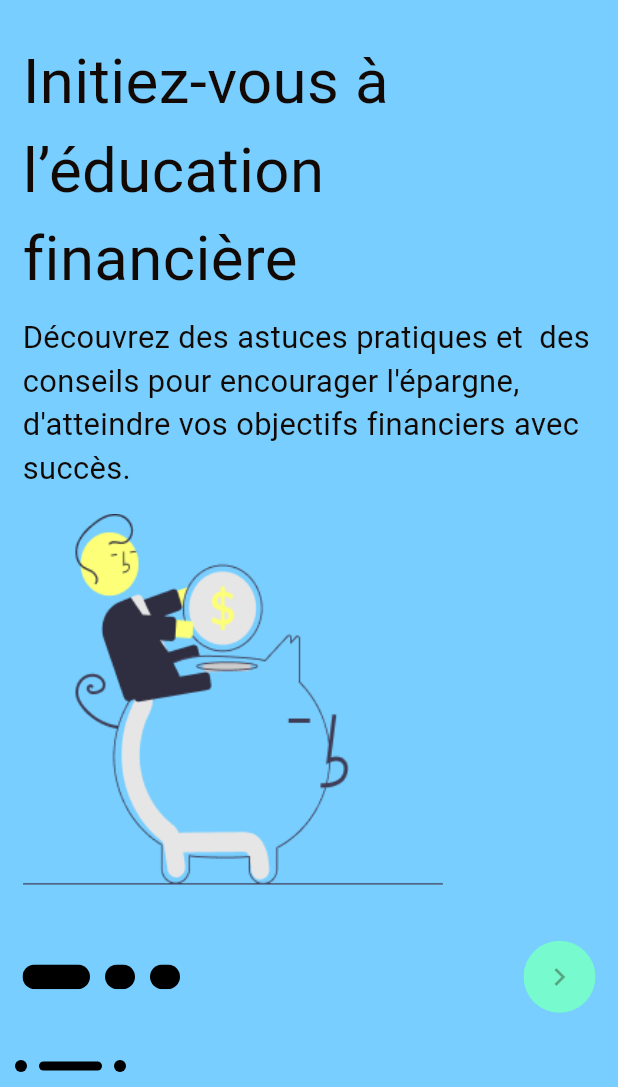
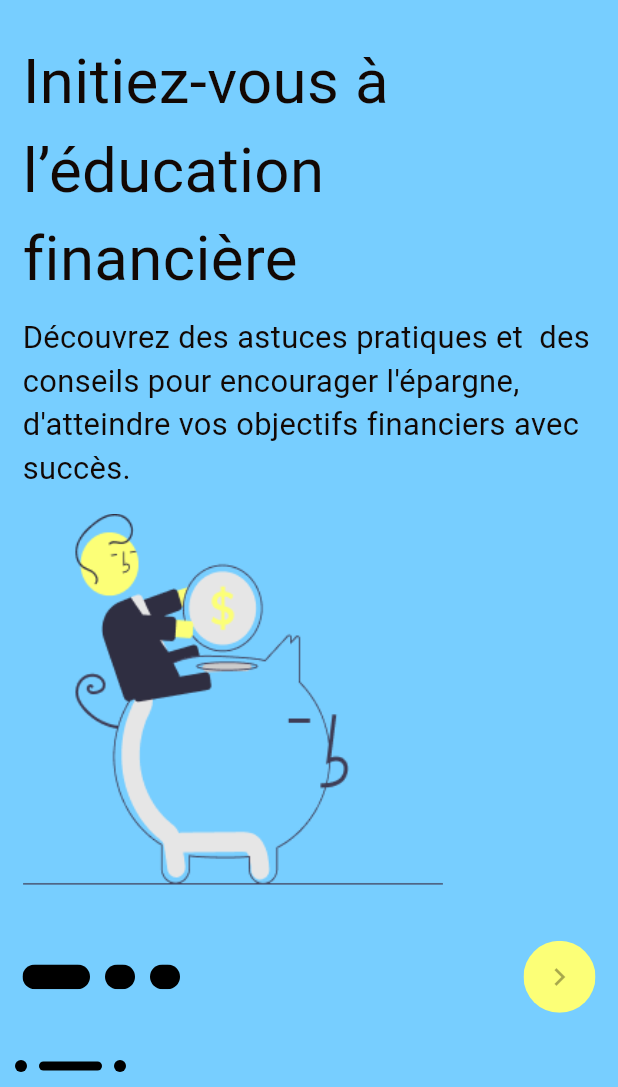
Before and after one commit to team-celibat/poketra, a Flutter app: the screen it shows after launch, swiped to page 2, on a phone screen of 412 x 824 dp, the part 149-1236 px from its top. Run offline on Flutter 3.47's test engine with Material 3 defaults, Android fonts, the phone set to English and light mode, and no system bars; our stand-ins replace bloc, connectivity_plus, equatable, get_it, go_router, shared_preferences and 1 more; accounts and stored records are empty.

Commit message:
[FIX] next button color

```diff
--- a/lib/on_boarding/presentation/views/on_boarding.dart
+++ b/lib/on_boarding/presentation/views/on_boarding.dart
@@ -7,7 +7,7 @@ class OnBoarding extends StatelessWidget {
 
   const OnBoarding(
       {
-        super.key, required this.color,   required this.skip, required this.onTab, required this.index, required this.image, required this.title, required this.description,
+        super.key, required this.color,   required this.skip, required this.onTab, required this.index, required this.image, required this.title, required this.description, required this.nextButtonColor,
       }
       );
 
@@ -18,6 +18,7 @@ class OnBoarding extends StatelessWidget {
   final int index;
   final bool skip;
   final VoidCallback onTab;
+  final Color nextButtonColor;
 
   @override
   Widget build(BuildContext context) {
@@ -36,7 +37,7 @@ class OnBoarding extends StatelessWidget {
                     SizedBox(height: heightScreen * 0.03,),
                     Expanded(child: OnBoardingContent(image: image, title: title, description: description, index: index,)),
                     SizedBox(height: heightScreen * 0.03,),
-                    OnBoardingBottomNavigation(onTap: onTab, index: index,)
+                    OnBoardingBottomNavigation(onTap: onTab, index: index, nextButtonColor: nextButtonColor,)
                   ],
                 ),
           )
--- a/lib/on_boarding/presentation/views/on_boarding_container.dart
+++ b/lib/on_boarding/presentation/views/on_boarding_container.dart
@@ -18,6 +18,7 @@ class _OnBoardingContainerState extends State<OnBoardingContainer> {
       'color': secondaryColor,
       'title':'Apprener à gérer votre argent intelligement',
       'image':'assets/onboardingfirst.png',
+      'nextButtonColor': primaryColor,
       'description':'Notre application vous permet de suivre vos dépenses et de créer des budgets personnalisés pour mieux gérer votre argent',
       'skip': true
     },
@@ -25,6 +26,7 @@ class _OnBoardingContainerState extends State<OnBoardingContainer> {
       'color': accentColor,
       'title':'Initiez-vous à l’éducation financière',
       'image':'assets/onboardingsecond.png',
+      'nextButtonColor': secondaryColor,
       'description':'Découvrez des astuces pratiques et  des conseils pour encourager l\'épargne, d\'atteindre vos objectifs financiers avec succès.',
       'skip': true
     },
@@ -32,6 +34,7 @@ class _OnBoardingContainerState extends State<OnBoardingContainer> {
       'color': primaryColor,
       'title':'Obtenir des rapports de  vos dépenses facilement',
       'image':'assets/onboardinglast.png',
+      'nextButtonColor': accentColor,
       'description':'Poketra vous permet de suivre vos dépenses en détail et de générer des rapports hebdomadaires ou mensuels pour une meilleure compréhension de vos finances',
       'skip': false
     },
@@ -71,6 +74,7 @@ class _OnBoardingContainerState extends State<OnBoardingContainer> {
                 image: _pages[index]['image'],
                 title: _pages[index]['title'],
                 description: _pages[index]['description'],
+                nextButtonColor: _pages[index]['nextButtonColor'],
               );
             }),
           Positioned(
--- a/lib/on_boarding/presentation/widgets/on_boarding_bottom_navigation.dart
+++ b/lib/on_boarding/presentation/widgets/on_boarding_bottom_navigation.dart
@@ -1,10 +1,11 @@
 import 'package:flutter/material.dart';
 
 class OnBoardingBottomNavigation extends StatelessWidget {
-  const OnBoardingBottomNavigation({super.key, required this.onTap, required this.index});
+  const OnBoardingBottomNavigation({super.key, required this.onTap, required this.index, required this.nextButtonColor});
 
   final VoidCallback onTap;
   final int index;
+  final Color nextButtonColor;
   @override
   Widget build(BuildContext context) {
     double heightScreen = MediaQuery.of(context).size.height;
@@ -53,7 +54,7 @@ class OnBoardingBottomNavigation extends StatelessWidget {
         ClipRRect(
           borderRadius: const BorderRadius.all(Radius.circular(59)),
           child: Container(
-              color: const Color.fromRGBO(119, 250, 206, 1),
+              color: nextButtonColor,
               child:GestureDetector(
                   onTap: onTap,
                   child: const IconButton(onPressed: null,color:Color.fromRGBO(119, 259, 206, 1), icon: Icon(Icons.chevron_right))),
```
